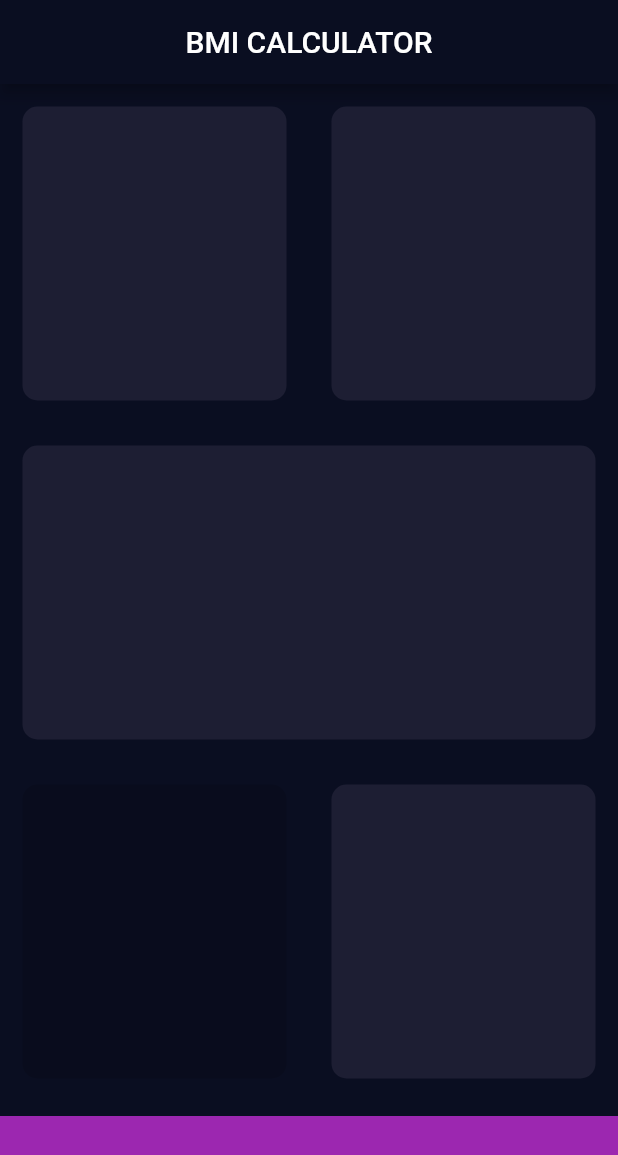
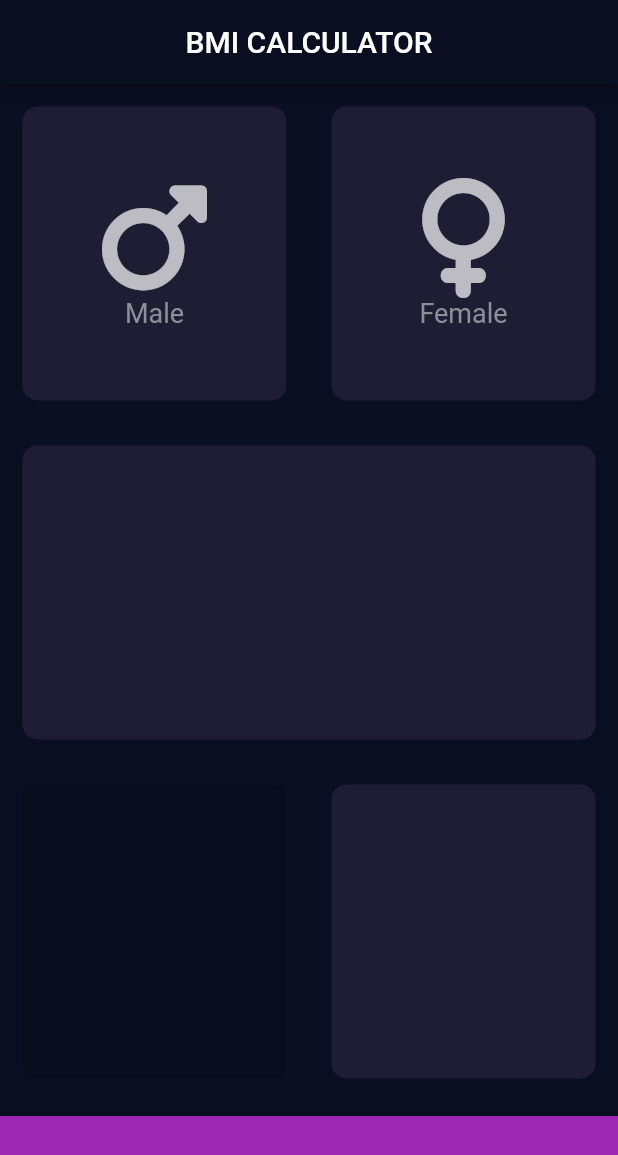
Before and after one commit to PascalJK/bmi_calculator, a Flutter app: the screen it shows after launch, on a phone screen of 412 x 824 dp. Shown: the top 1155 px of the screen. Run offline on Flutter 3.47's test engine with Material 2 defaults, Android fonts, the phone set to English and light mode, and no system bars; our stand-ins replace font_awesome_flutter.

Commit message:
- added font awesome package. - created custom widgets.

```diff
--- a/lib/main.dart
+++ b/lib/main.dart
@@ -20,6 +20,7 @@ class BMICalculator extends StatelessWidget {
           primarySwatch: Colors.red,
           accentColor: Colors.purple,
         ),
+        iconTheme: const IconThemeData(color: Colors.white70),
         textTheme: const TextTheme(
           bodyMedium: TextStyle(
             color: Colors.white,
--- a/lib/pages/input_page.dart
+++ b/lib/pages/input_page.dart
@@ -1,6 +1,9 @@
 import 'package:flutter/material.dart';
+import 'package:font_awesome_flutter/font_awesome_flutter.dart';
 
-const Color activeCardColor = Color(0xFF1d1e33);
+import 'widgets/icon_content.dart';
+import 'widgets/reusable_card.dart';
+
 const double bottomContainerHeight = 80.0;
 const Color bottomContainerColor = Colors.purple;
 
@@ -22,18 +25,28 @@ class _InputPageState extends State<InputPage> {
         children: [
           Expanded(
             child: Row(
-              children: [
-                _reusableCardWidget(),
-                _reusableCardWidget(),
+              children: const [
+                ReusableCard(
+                  cardChild: IconContent(
+                    iconData: FontAwesomeIcons.mars,
+                    text: "Male",
+                  ),
+                ),
+                ReusableCard(
+                  cardChild: IconContent(
+                    iconData: FontAwesomeIcons.venus,
+                    text: "Female",
+                  ),
+                ),
               ],
             ),
           ),
-          _reusableCardWidget(),
+          const ReusableCard(),
           Expanded(
             child: Row(
-              children: [
-                _reusableCardWidget(color: Colors.black12),
-                _reusableCardWidget(),
+              children: const [
+                ReusableCard(color: Colors.black12),
+                ReusableCard(),
               ],
             ),
           ),
@@ -46,14 +59,4 @@ class _InputPageState extends State<InputPage> {
       ),
     );
   }
-
-  Expanded _reusableCardWidget({Color color = activeCardColor}) {
-    return Expanded(
-      child: Container(
-        margin: const EdgeInsets.all(15),
-        decoration: BoxDecoration(
-            color: color, borderRadius: BorderRadius.circular(10)),
-      ),
-    );
-  }
 }
--- /dev/null
+++ b/lib/pages/widgets/icon_content.dart
@@ -0,0 +1,32 @@
+import 'package:flutter/material.dart';
+
+const double _iconSize = 80.0;
+const _labelTextStyle = TextStyle(fontSize: 18, color: Color(0xFF8D8e98));
+
+class IconContent extends StatelessWidget {
+  const IconContent({
+    super.key,
+    required this.text,
+    required this.iconData,
+  });
+
+  final String text;
+  final IconData iconData;
+
+  @override
+  Widget build(BuildContext context) {
+    return Column(
+      mainAxisAlignment: MainAxisAlignment.center,
+      children: [
+        Icon(
+          iconData,
+          size: _iconSize,
+        ),
+        Text(
+          text,
+          style: _labelTextStyle,
+        ),
+      ],
+    );
+  }
+}
--- /dev/null
+++ b/lib/pages/widgets/reusable_card.dart
@@ -0,0 +1,22 @@
+import 'package:flutter/material.dart';
+
+const Color activeCardColor = Color(0xFF1d1e33);
+
+class ReusableCard extends StatelessWidget {
+  final Widget? cardChild;
+  final Color color;
+
+  const ReusableCard({super.key, this.cardChild, this.color = activeCardColor});
+
+  @override
+  Widget build(BuildContext context) {
+    return Expanded(
+      child: Container(
+        margin: const EdgeInsets.all(15),
+        decoration: BoxDecoration(
+            color: color, borderRadius: BorderRadius.circular(10)),
+        child: cardChild,
+      ),
+    );
+  }
+}
--- a/pubspec.yaml
+++ b/pubspec.yaml
@@ -10,6 +10,8 @@ dependencies:
   flutter:
     sdk: flutter
 
+  font_awesome_flutter: ^10.3.0
+
 dev_dependencies:
   flutter_test:
     sdk: flutter
```
Also changed, not shown: pubspec.lock.
